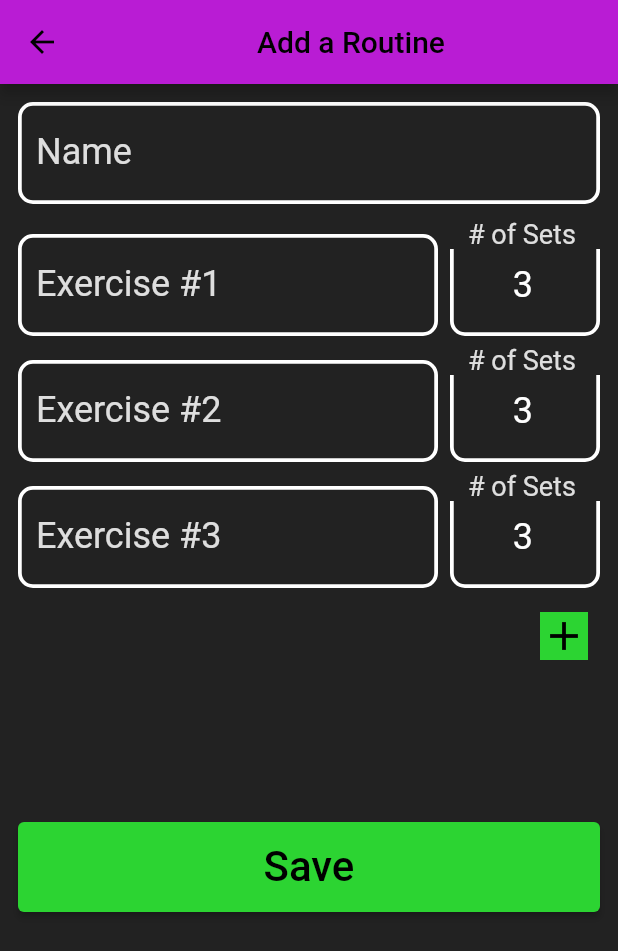
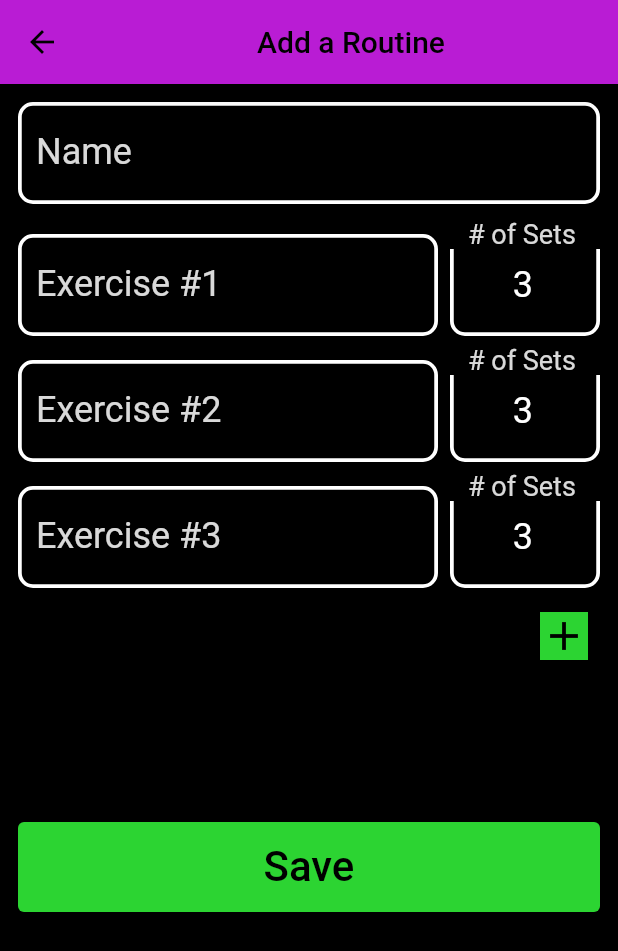
Before and after one commit to WilliamRWalsh/progressive-overload-app, a Flutter app: the screen it shows after launch, after a tap on the "add" icon, on a phone screen of 412 x 824 dp. Shown: the top 951 px of the screen. Run offline on Flutter 3.47's test engine with Material 2 defaults, Android fonts, the phone set to English and light mode, and no system bars; our stand-ins replace flutter_riverpod, hive_flutter; accounts and stored records are empty.

Commit message:
color names

```diff
--- a/lib/main.dart
+++ b/lib/main.dart
@@ -18,9 +18,20 @@ void main() async {
   runApp(const MyApp());
 }
 
-const green = Color.fromARGB(255, 44, 212, 50);
-const orange = Color.fromARGB(255, 243, 209, 98);
-const purple = Color.fromARGB(255, 185, 28, 212);
+// Primary Action
+const primaryActionColor = Color.fromARGB(255, 44, 212, 50);
+
+// Secondary Action
+const secondaryActionColor = Colors.orange;
+
+// Background
+const backgroundColor = Colors.black;
+
+// Card
+const cardColor = Color.fromARGB(255, 243, 209, 98);
+
+// App Bar
+const appBarColor = Color.fromARGB(255, 185, 28, 212);
 
 class MyApp extends StatelessWidget {
   const MyApp({super.key});
@@ -31,19 +42,19 @@ class MyApp extends StatelessWidget {
       child: MaterialApp(
         title: 'Progression Tracker',
         theme: ThemeData(
-            scaffoldBackgroundColor: Colors.black87,
+            scaffoldBackgroundColor: backgroundColor,
             colorScheme: const ColorScheme(
               brightness: Brightness.dark,
-              primary: green,
-              onPrimary: Colors.black,
-              secondary: green,
-              onSecondary: Colors.black,
+              primary: primaryActionColor,
+              onPrimary: backgroundColor,
+              secondary: primaryActionColor,
+              onSecondary: backgroundColor,
               error: Colors.red,
               onError: Colors.red,
-              background: Colors.black,
-              onBackground: Colors.black,
-              surface: purple,
-              onSurface: Colors.black,
+              background: backgroundColor,
+              onBackground: backgroundColor,
+              surface: appBarColor,
+              onSurface: backgroundColor,
             ),
             textTheme: const TextTheme(
               titleMedium:
@@ -58,16 +69,16 @@ class MyApp extends StatelessWidget {
               ),
               displayMedium: TextStyle(color: Colors.white, fontSize: 42),
               displaySmall: TextStyle(color: Colors.white, fontSize: 36),
-              labelLarge: TextStyle(color: Colors.black, fontSize: 28),
-              labelMedium: TextStyle(color: Colors.black, fontSize: 20),
+              labelLarge: TextStyle(color: backgroundColor, fontSize: 28),
+              labelMedium: TextStyle(color: backgroundColor, fontSize: 20),
             ),
-            cardColor: orange,
-            cardTheme: CardTheme(surfaceTintColor: Colors.black),
+            cardColor: cardColor,
+            // cardTheme: CardTheme(surfaceTintColor: backgroundColor),
             inputDecorationTheme: InputDecorationTheme(
               disabledBorder: InputBorder.none,
               focusedBorder: const OutlineInputBorder(
                   borderRadius: BorderRadius.all(Radius.circular(10)),
-                  borderSide: BorderSide(color: purple, width: 2.5),
+                  borderSide: BorderSide(color: appBarColor, width: 2.5),
                   gapPadding: 30),
               enabledBorder: const OutlineInputBorder(
                   borderRadius: BorderRadius.all(Radius.circular(10)),
--- a/lib/pages/routine/add_routine_page.dart
+++ b/lib/pages/routine/add_routine_page.dart
@@ -162,7 +162,7 @@ class _AddEditRoutinePageState extends ConsumerState<AddEditRoutinePage> {
                                       .state = numOfExercises + 1;
                                 },
                                 icon: Container(
-                                  color: green,
+                                  color: primaryActionColor,
                                   child: const Icon(
                                     Icons.add,
                                     color: Colors.black,
--- a/lib/pages/routine/routine_detail_page.dart
+++ b/lib/pages/routine/routine_detail_page.dart
@@ -51,7 +51,7 @@ class RoutineDetailPage extends ConsumerWidget {
                         width: 60,
                         child: Icon(
                           Icons.check,
-                          color: green,
+                          color: primaryActionColor,
                           size: 40,
                         ),
                       );
```
